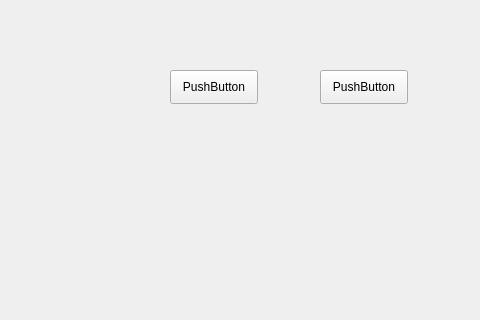
Before: the Qt Designer form startform.ui in nicknick1945/melonoma, drawn with Qt 5; both pictures show x 0 to 480 and y 180 to 500 of the 900 by 500 pixel window.
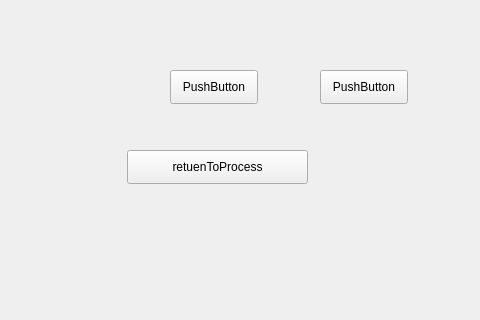
After: the same form once the commit is applied.

Diff of the .ui file:
```diff
--- a/startform.ui
+++ b/startform.ui
@@ -61,6 +61,19 @@
     <string>PushButton</string>
    </property>
   </widget>
+  <widget class="QPushButton" name="testSubProcess">
+   <property name="geometry">
+    <rect>
+     <x>127</x>
+     <y>330</y>
+     <width>181</width>
+     <height>34</height>
+    </rect>
+   </property>
+   <property name="text">
+    <string>retuenToProcess</string>
+   </property>
+  </widget>
  </widget>
  <resources/>
  <connections/>
```
